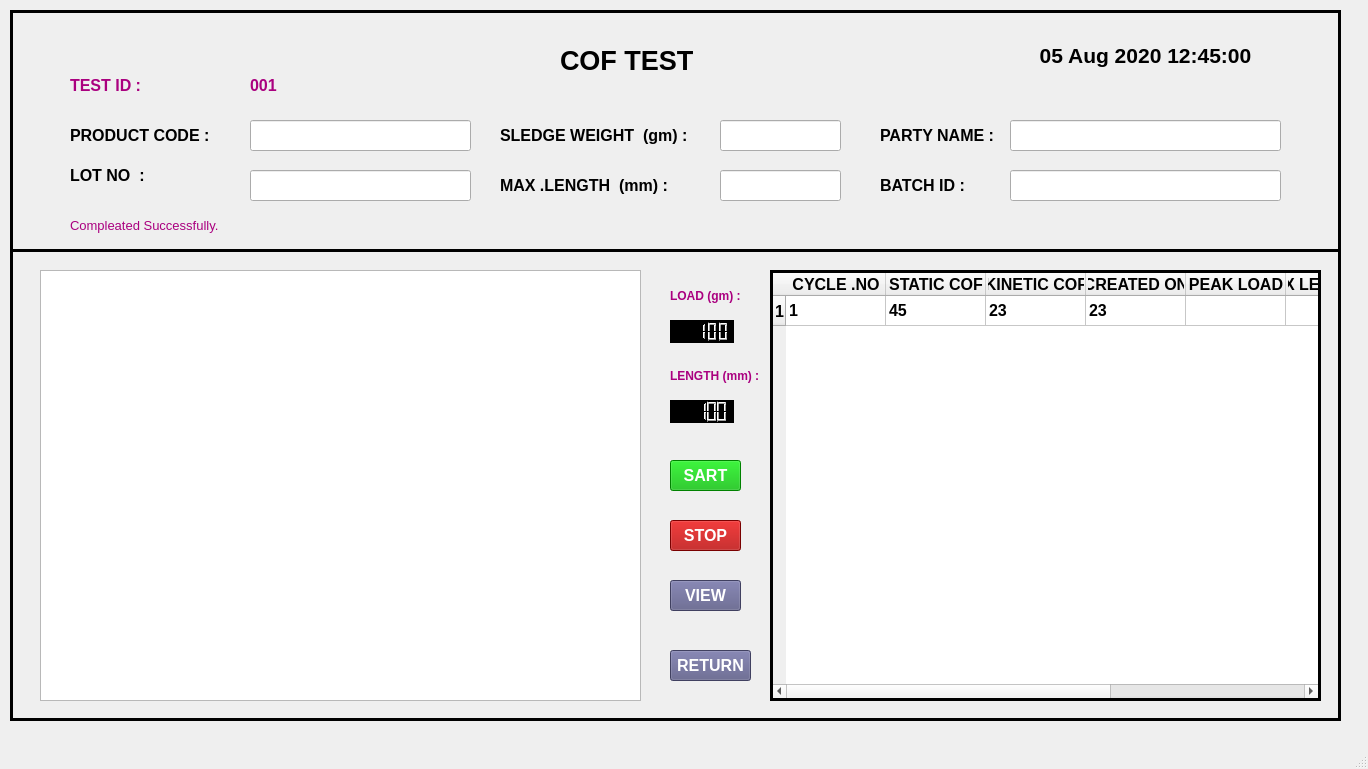
The window that TYR_2.0_18.5/ui/TY_11_START_TEST_COF.ui (sanjaymanegit/testRepo) describes before a commit, drawn with Qt 5.
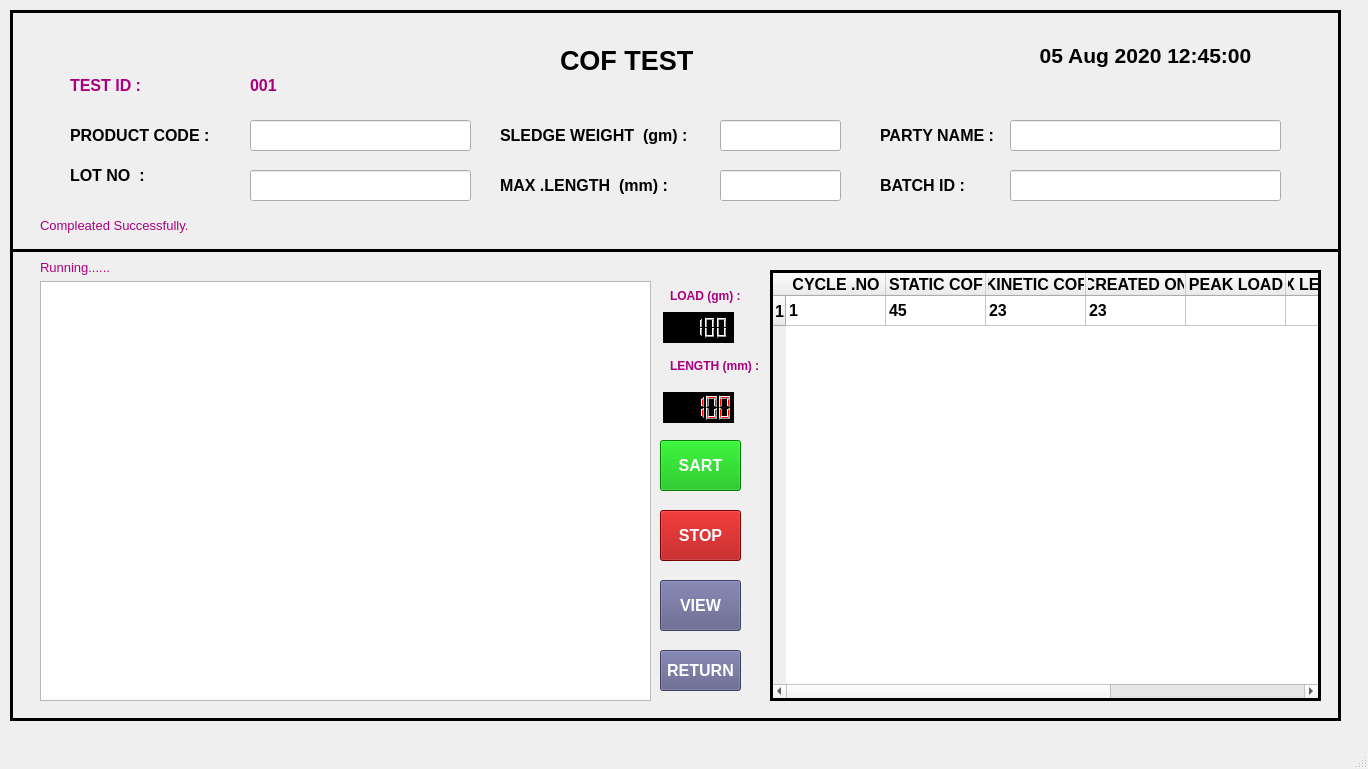
The same window after the commit.

```diff
--- a/TYR_2.0_18.5/ui/TY_11_START_TEST_COF.ui
+++ b/TYR_2.0_18.5/ui/TY_11_START_TEST_COF.ui
@@ -80,10 +80,10 @@
     <widget class="QPushButton" name="pushButton_3">
      <property name="geometry">
       <rect>
-       <x>660</x>
-       <y>510</y>
-       <width>71</width>
-       <height>31</height>
+       <x>650</x>
+       <y>500</y>
+       <width>81</width>
+       <height>51</height>
       </rect>
      </property>
      <property name="font">
@@ -105,10 +105,10 @@
     <widget class="QPushButton" name="pushButton_4">
      <property name="geometry">
       <rect>
-       <x>660</x>
-       <y>450</y>
-       <width>71</width>
-       <height>31</height>
+       <x>650</x>
+       <y>430</y>
+       <width>81</width>
+       <height>51</height>
       </rect>
      </property>
      <property name="font">
@@ -130,10 +130,10 @@
     <widget class="QPushButton" name="pushButton_13">
      <property name="geometry">
       <rect>
-       <x>660</x>
+       <x>650</x>
        <y>570</y>
-       <width>71</width>
-       <height>31</height>
+       <width>81</width>
+       <height>51</height>
       </rect>
      </property>
      <property name="font">
@@ -174,10 +174,10 @@
     <widget class="QPushButton" name="pushButton_14">
      <property name="geometry">
       <rect>
-       <x>660</x>
+       <x>650</x>
        <y>640</y>
        <width>81</width>
-       <height>31</height>
+       <height>41</height>
       </rect>
      </property>
      <property name="font">
@@ -199,9 +199,9 @@
     <widget class="QLabel" name="label_21">
      <property name="geometry">
       <rect>
-       <x>60</x>
+       <x>30</x>
        <y>200</y>
-       <width>651</width>
+       <width>681</width>
        <height>31</height>
       </rect>
      </property>
@@ -430,16 +430,6 @@
       </font>
      </property>
     </widget>
-    <widget class="QGraphicsView" name="graphicsView">
-     <property name="geometry">
-      <rect>
-       <x>30</x>
-       <y>260</y>
-       <width>601</width>
-       <height>431</height>
-      </rect>
-     </property>
-    </widget>
     <widget class="QTableWidget" name="tableWidget">
      <property name="geometry">
       <rect>
@@ -797,10 +787,10 @@
     <widget class="QLCDNumber" name="lcdNumber">
      <property name="geometry">
       <rect>
-       <x>660</x>
-       <y>310</y>
-       <width>64</width>
-       <height>23</height>
+       <x>653</x>
+       <y>302</y>
+       <width>71</width>
+       <height>31</height>
       </rect>
      </property>
      <property name="styleSheet">
@@ -821,10 +811,10 @@
     <widget class="QLCDNumber" name="lcdNumber_2">
      <property name="geometry">
       <rect>
-       <x>660</x>
-       <y>390</y>
-       <width>64</width>
-       <height>23</height>
+       <x>653</x>
+       <y>382</y>
+       <width>71</width>
+       <height>31</height>
       </rect>
      </property>
      <property name="styleSheet">
@@ -867,7 +857,7 @@
      <property name="geometry">
       <rect>
        <x>660</x>
-       <y>350</y>
+       <y>340</y>
        <width>91</width>
        <height>31</height>
       </rect>
@@ -890,6 +880,42 @@
       <set>Qt::AlignLeading|Qt::AlignLeft|Qt::AlignVCenter</set>
      </property>
     </widget>
+    <widget class="QWidget" name="">
+     <property name="geometry">
+      <rect>
+       <x>30</x>
+       <y>250</y>
+       <width>611</width>
+       <height>441</height>
+      </rect>
+     </property>
+     <layout class="QGridLayout" name="gridLayout">
+      <item row="0" column="0">
+       <widget class="QLabel" name="label_22">
+        <property name="font">
+         <font>
+          <family>Arial</family>
+          <pointsize>10</pointsize>
+          <weight>50</weight>
+          <bold>false</bold>
+         </font>
+        </property>
+        <property name="styleSheet">
+         <string notr="true">color: rgb(170, 0, 127);</string>
+        </property>
+        <property name="text">
+         <string>Running......</string>
+        </property>
+        <property name="alignment">
+         <set>Qt::AlignLeading|Qt::AlignLeft|Qt::AlignVCenter</set>
+        </property>
+       </widget>
+      </item>
+      <item row="1" column="0">
+       <widget class="QGraphicsView" name="graphicsView"/>
+      </item>
+     </layout>
+    </widget>
    </widget>
   </widget>
   <widget class="QMenuBar" name="menubar">
```
